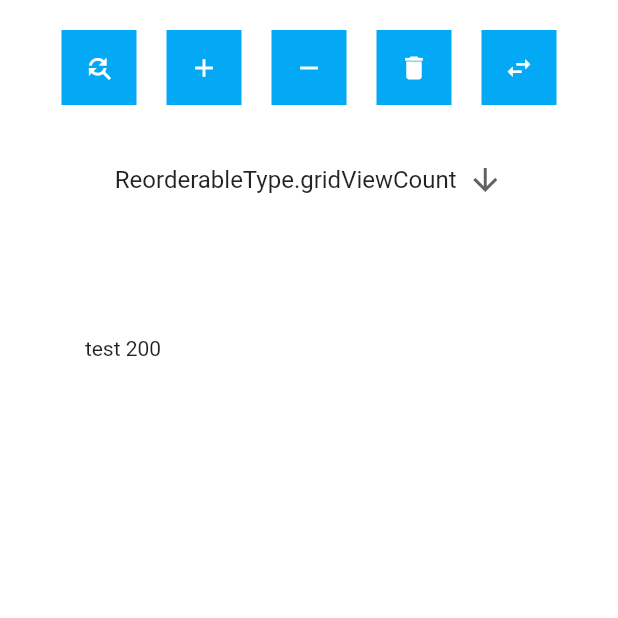
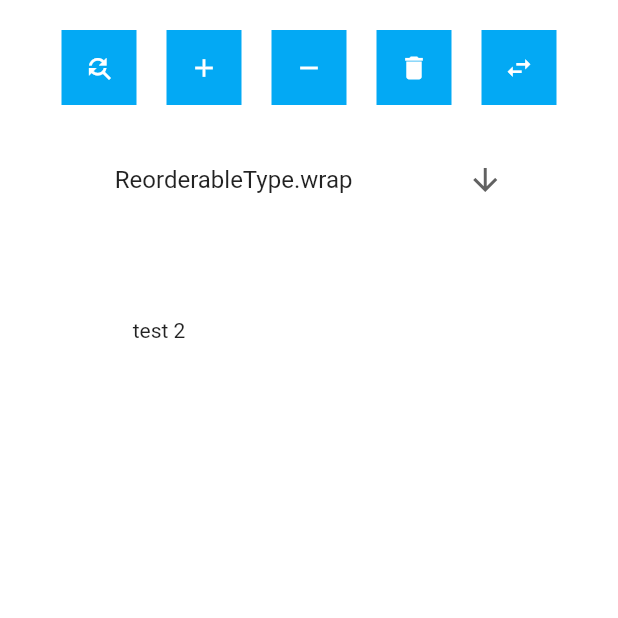
Before and after one commit to karvulf/flutter-reorderable-grid-view, a Flutter app: the screen it shows after launch, after a tap on the "find replace" icon, after a tap on the "add" icon, on a phone screen of 412 x 824 dp, the top half of it. Run offline on Flutter 3.47's test engine with Material 2 defaults, Android fonts, the phone set to English and light mode, and no system bars; our stand-ins replace equatable.

Commit message:
added wrap for example

```diff
--- a/example/lib/main.dart
+++ b/example/lib/main.dart
@@ -8,6 +8,7 @@ enum ReorderableType {
   gridViewCount,
   gridViewExtent,
   gridViewBuilder,
+  wrap,
 }
 
 void main() {
@@ -22,12 +23,12 @@ class MyApp extends StatefulWidget {
 }
 
 class _MyAppState extends State<MyApp> {
-  static const _startCounter = 200;
+  static const _startCounter = 2;
   final lockedIndices = <int>[];
 
   int keyCounter = _startCounter;
   List<int> children = List.generate(_startCounter, (index) => index);
-  ReorderableType reorderableType = ReorderableType.gridViewCount;
+  ReorderableType reorderableType = ReorderableType.wrap;
 
   var _scrollController = ScrollController();
   var _gridViewKey = GlobalKey();
@@ -126,7 +127,7 @@ class _MyAppState extends State<MyApp> {
         decoration: BoxDecoration(
           color: lockedIndices.contains(index) ? Colors.black : Colors.white,
         ),
-        height: 100.0,
+        height: 100.0 + (index * 10),
         width: 100.0,
         child: Center(
           child: Text(
@@ -225,6 +226,22 @@ class _MyAppState extends State<MyApp> {
             );
           },
         );
+      case ReorderableType.wrap:
+        return ReorderableBuilder(
+          children: generatedChildren,
+          onReorder: _handleReorder,
+          lockedIndices: lockedIndices,
+          scrollController: _scrollController,
+          builder: (children) {
+            return SingleChildScrollView(
+              key: _gridViewKey,
+              controller: _scrollController,
+              child: Wrap(
+                children: children,
+              ),
+            );
+          },
+        );
     }
   }
 
```
Also changed, not shown: example/pubspec.lock.
